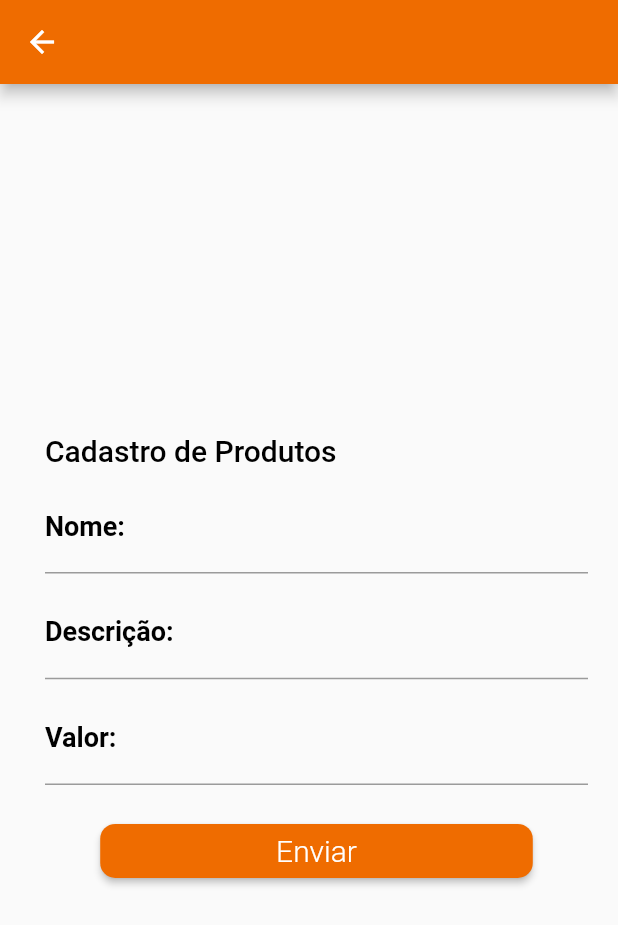
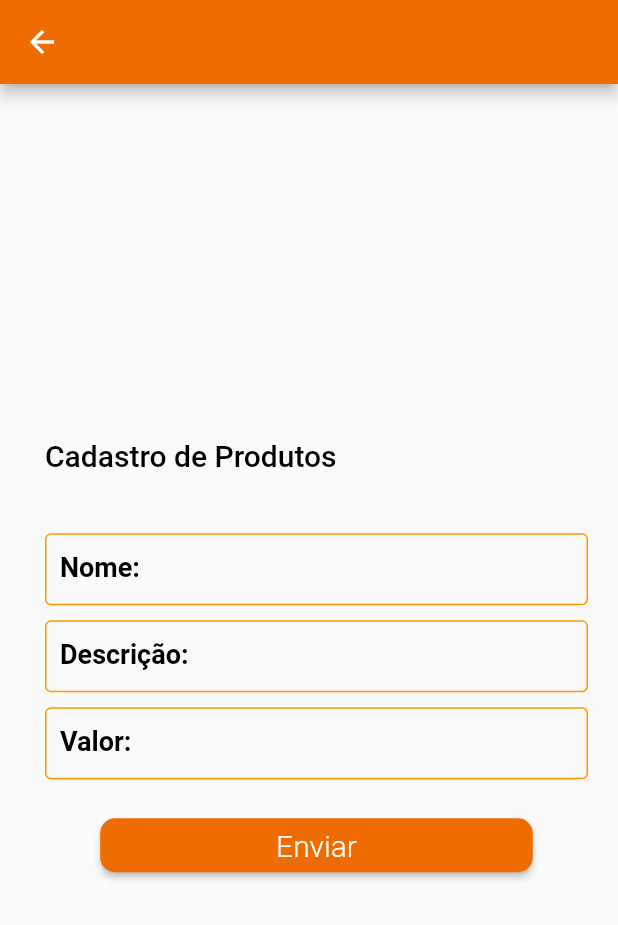
Before and after one commit to victorbellini1981/Dr-IE, a Flutter app: the Cadastro screen opened directly, on a phone screen of 412 x 824 dp. Shown: the top 925 px of the screen. Run offline on Flutter 3.47's test engine with Material 2 defaults, Android fonts, the phone set to English and light mode, and no system bars; Roboto replaces fonts that are missing (Montserrat).

Commit message:
Update cadastro.dart

```diff
--- a/teste_dr_ie/lib/cliente/cadastro.dart
+++ b/teste_dr_ie/lib/cliente/cadastro.dart
@@ -45,7 +45,16 @@ class _CadastroState extends State<Cadastro> {
               fontSize: 18,
               fontFamily: 'Montserrat',
               fontWeight: FontWeight.bold),
+          contentPadding: EdgeInsets.fromLTRB(10.0, 10.0, 20.0, 10.0),
+          enabledBorder: OutlineInputBorder(
+            borderSide: BorderSide(
+              color: Colors.orange,
             ),
+          ),
+          focusedBorder: OutlineInputBorder(
+              borderSide: BorderSide(
+            color: Colors.orange,
+          ))),
       style: TextStyle(
         color: Colors.black,
       ),
@@ -67,7 +76,16 @@ class _CadastroState extends State<Cadastro> {
               fontSize: 18,
               fontFamily: 'Montserrat',
               fontWeight: FontWeight.bold),
+          contentPadding: EdgeInsets.fromLTRB(10.0, 10.0, 20.0, 10.0),
+          enabledBorder: OutlineInputBorder(
+            borderSide: BorderSide(
+              color: Colors.orange,
             ),
+          ),
+          focusedBorder: OutlineInputBorder(
+              borderSide: BorderSide(
+            color: Colors.orange,
+          ))),
       style: TextStyle(
         color: Color(0xffb22222),
       ),
@@ -89,7 +107,16 @@ class _CadastroState extends State<Cadastro> {
               fontSize: 18,
               fontFamily: 'Montserrat',
               fontWeight: FontWeight.bold),
+          contentPadding: EdgeInsets.fromLTRB(10.0, 10.0, 20.0, 10.0),
+          enabledBorder: OutlineInputBorder(
+            borderSide: BorderSide(
+              color: Colors.orange,
             ),
+          ),
+          focusedBorder: OutlineInputBorder(
+              borderSide: BorderSide(
+            color: Colors.orange,
+          ))),
       style: TextStyle(
         color: Color(0xffb22222),
       ),
@@ -155,7 +182,7 @@ class _CadastroState extends State<Cadastro> {
                     ),
                   ],
                 ),
-                SizedBox(height: 10),
+                SizedBox(height: 40),
                 nome,
                 SizedBox(height: 10),
                 descricao,
```
Lines whose indentation alone changed are shown as unchanged.
